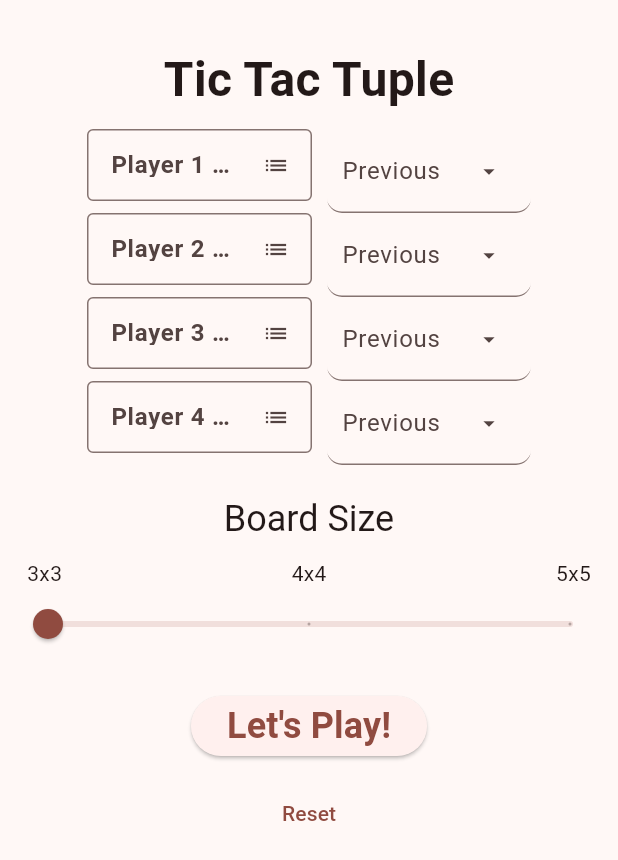
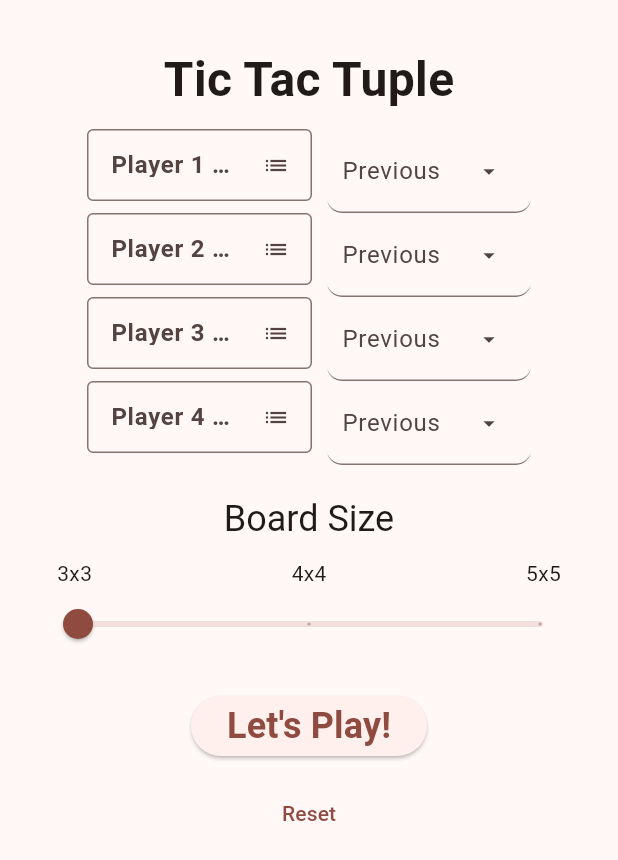
Before and after one commit to KDCinfo/dev-play, a Flutter app: the screen it shows after launch, on a phone screen of 412 x 824 dp. Shown: the top 860 px of the screen. Run offline on Flutter 3.47's test engine with Material 3 defaults, Android fonts, the light colour scheme and no system bars; our stand-ins replace equatable; generated files the repository leaves out were written again.

Commit message:
Added horizontal padding to `BoardSize` slider row

```diff
--- a/tictactoe/lib/src/screens/game_entry/game_entry_board_size_row.dart
+++ b/tictactoe/lib/src/screens/game_entry/game_entry_board_size_row.dart
@@ -14,7 +14,9 @@ class GameEntryBoardSizeRow extends StatelessWidget {
     const boardSizes = AppConstants.boardSizes;
     const boardSizeSliderKey = Key(AppConstants.boardSizeSliderKey);
 
-    return Column(
+    return Padding(
+      padding: const EdgeInsets.symmetric(horizontal: 20),
+      child: Column(
         mainAxisAlignment: MainAxisAlignment.center,
         children: [
           Text(
@@ -47,6 +49,7 @@ class GameEntryBoardSizeRow extends StatelessWidget {
             divisions: boardSizes.length - 1,
           )
         ],
+      ),
     );
   }
 }
```
Lines whose indentation alone changed are shown as unchanged.
